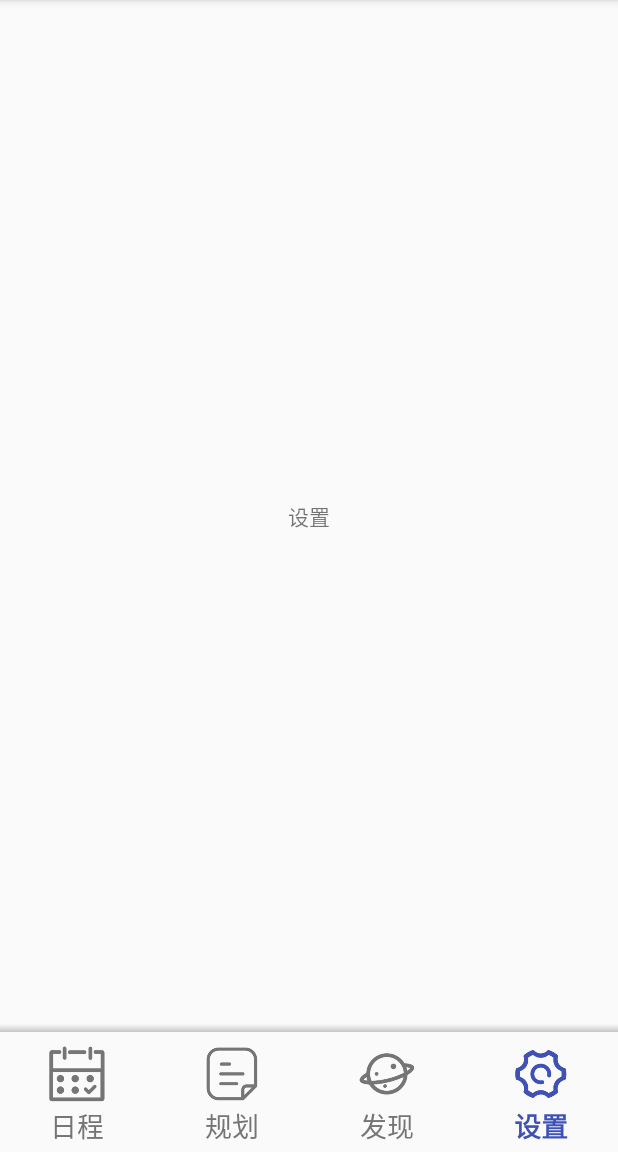
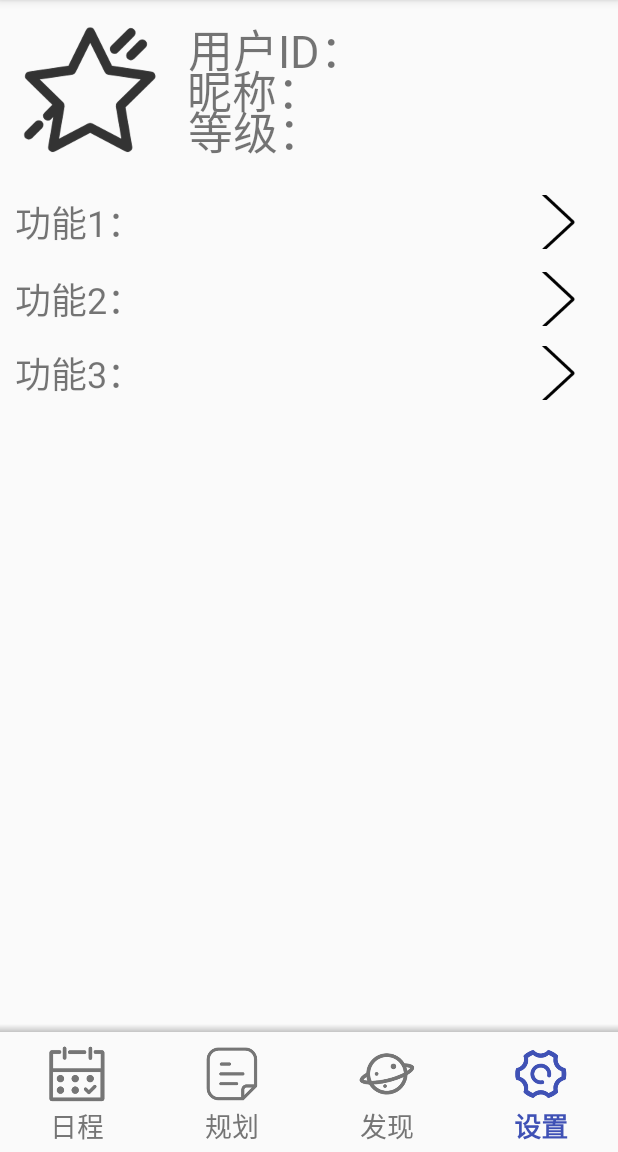
Before and after one commit to XJay18/Joy-plan, an Android app: the HomeFragment screen opened directly, with no data from a screen before it, item 4 of the bottom bar chosen, on a phone screen of 412 x 824 dp, the part 84-1236 px from its top. Run offline under Robolectric (Android 15) with nearby library versions, the phone set to English and light mode, and no system bars.

Commit message:
build:gradle->3.2.1

```diff
--- a/app/src/main/java/com/android/xjay/joyplan/HomeFragment.java
+++ b/app/src/main/java/com/android/xjay/joyplan/HomeFragment.java
@@ -50,6 +50,11 @@ public class HomeFragment extends Fragment implements View.OnClickListener {
                 View view=inflater.inflate(R.layout.fragment_plan,null);
                 return view;
             }
+            case"设置":
+            {
+                View view=inflater.inflate(R.layout.fragment_setup,null);
+                return view;
+            }
             default:{
                 View view = inflater.inflate(R.layout.fragment_base, null);
                 TextView tvInfo = (TextView) view.findViewById(R.id.textView);
--- /dev/null
+++ b/app/src/main/res/layout/fragment_setup.xml
@@ -0,0 +1,128 @@
+<?xml version="1.0" encoding="utf-8"?>
+<LinearLayout xmlns:android="http://schemas.android.com/apk/res/android"
+    xmlns:app="http://schemas.android.com/apk/res-auto"
+    xmlns:tools="http://schemas.android.com/tools"
+    android:orientation="vertical"
+    android:layout_width="match_parent"
+    android:layout_height="match_parent">
+    <LinearLayout
+        android:layout_marginTop="10dp"
+        android:layout_width="match_parent"
+        android:layout_height="wrap_content"
+        android:orientation="horizontal">
+        <ImageView
+            android:layout_marginStart="10dp"
+            android:id="@+id/profile_photo"
+            android:layout_width="wrap_content"
+            android:layout_height="wrap_content"
+            android:layout_gravity="left"
+            android:src="@drawable/ic_act"/>
+
+        <RelativeLayout
+            android:layout_width="match_parent"
+            android:layout_height="match_parent"
+            android:layout_marginStart="10dp">
+
+            <TextView
+                android:layout_width="match_parent"
+                android:layout_height="wrap_content"
+                android:layout_alignParentBottom="true"
+                android:text="等级："
+                android:textSize="30sp"
+                android:layout_marginLeft="5dp"
+                />
+            <TextView
+                android:layout_width="match_parent"
+                android:layout_height="wrap_content"
+                android:layout_centerInParent="true"
+                android:text="昵称："
+                android:textSize="30sp"
+                android:layout_marginLeft="10dp"
+
+                />
+            <TextView
+                android:layout_width="match_parent"
+                android:layout_height="wrap_content"
+                android:layout_alignParentTop="true"
+                android:text="用户ID："
+                android:textSize="30sp"
+                android:layout_marginLeft="5dp"
+                style="@style/font_yy"
+                />
+        </RelativeLayout>
+    </LinearLayout>
+    <RelativeLayout
+        android:layout_width="wrap_content"
+        android:layout_height="wrap_content">
+        <TextView
+            android:id="@+id/textview1"
+            android:layout_width="match_parent"
+            android:layout_height="wrap_content"
+            android:layout_marginTop="20dp"
+            android:text="功能1："
+            android:gravity="left|center_vertical"
+            android:paddingLeft="10dp"
+            android:textSize="24sp"
+            />
+        <TextView
+            android:id="@+id/textview2"
+            android:layout_width="match_parent"
+            android:layout_height="wrap_content"
+            android:layout_below="@id/textview1"
+            android:layout_marginTop="15dp"
+            android:text="功能2："
+            android:gravity="center_vertical"
+            android:textSize="24sp"
+            android:paddingLeft="10dp"
+            />
+
+        <TextView
+            android:id="@+id/textview3"
+            android:layout_width="match_parent"
+            android:layout_height="wrap_content"
+            android:layout_below="@id/textview2"
+            android:layout_marginTop="13dp"
+            android:gravity="left|center_vertical"
+            android:paddingLeft="10dp"
+            android:text="功能3："
+            android:textSize="24sp" />
+        <Button
+            android:layout_width="wrap_content"
+            android:layout_height="wrap_content"
+            android:id="@+id/button1"
+            android:layout_alignRight="@id/textview1"
+            android:layout_alignBottom="@id/textview1"
+            android:text=""
+            android:drawableLeft="@drawable/ic_right"
+            android:background="@android:color/transparent"
+            android:layout_marginTop="20dp" />
+
+
+        <Button
+            android:layout_width="wrap_content"
+            android:layout_height="wrap_content"
+            android:id="@+id/button2"
+            android:layout_alignRight="@id/textview2"
+            android:layout_alignBottom="@id/textview2"
+            android:layout_alignTop="@id/textview2"
+            android:drawableLeft="@drawable/ic_right"
+            android:text=""
+            android:background="@android:color/transparent"/>
+
+        <Button
+            android:layout_width="wrap_content"
+            android:layout_height="wrap_content"
+            android:id="@+id/button3"
+            android:layout_alignRight="@id/textview3"
+            android:layout_alignBottom="@id/textview3"
+            android:drawableLeft="@drawable/ic_right"
+            android:layout_alignTop="@id/textview3"
+            android:text=""
+            android:background="@android:color/transparent" />
+    </RelativeLayout>
+    <TextView
+        android:layout_width="match_parent"
+        android:layout_height="0dp"
+        android:layout_weight="1"/>
+
+</LinearLayout>
--- a/app/src/main/res/values/styles.xml
+++ b/app/src/main/res/values/styles.xml
@@ -36,4 +36,7 @@
         <item name="android:windowContentOverlay">@null</item>
         <item name="android:windowBackground">@color/date_picker_bg</item>
     </style>
+    <style name="font_yy" >
+        <item name="android:fontFamily">@font/youyuan</item>
+    </style>
 </resources>
--- a/build.gradle
+++ b/build.gradle
@@ -7,7 +7,7 @@ buildscript {
 
     }
     dependencies {
-        classpath 'com.android.tools.build:gradle:3.3.1'
+        classpath 'com.android.tools.build:gradle:3.2.1'
 
         // NOTE: Do not place your application dependencies here; they belong
         // in the individual module build.gradle files
```
Also changed, not shown: app/src/main/res/drawable-hdpi/ic_arrow.png (added), app/src/main/res/drawable-hdpi/portrait.png (added), app/src/main/res/drawable-mdpi/ic_arrow.png (added), app/src/main/res/drawable-mdpi/portrait.png (added), app/src/main/res/drawable-xhdpi/ic_arrow.png (added), app/src/main/res/drawable-xhdpi/portrait.png (added), app/src/main/res/drawable-xxhdpi/ic_arrow.png (added), app/src/main/res/drawable-xxhdpi/portrait.png (added), app/src/main/res/drawable-xxxhdpi/ic_arrow.png (added), app/src/main/res/drawable-xxxhdpi/portrait.png (added).
